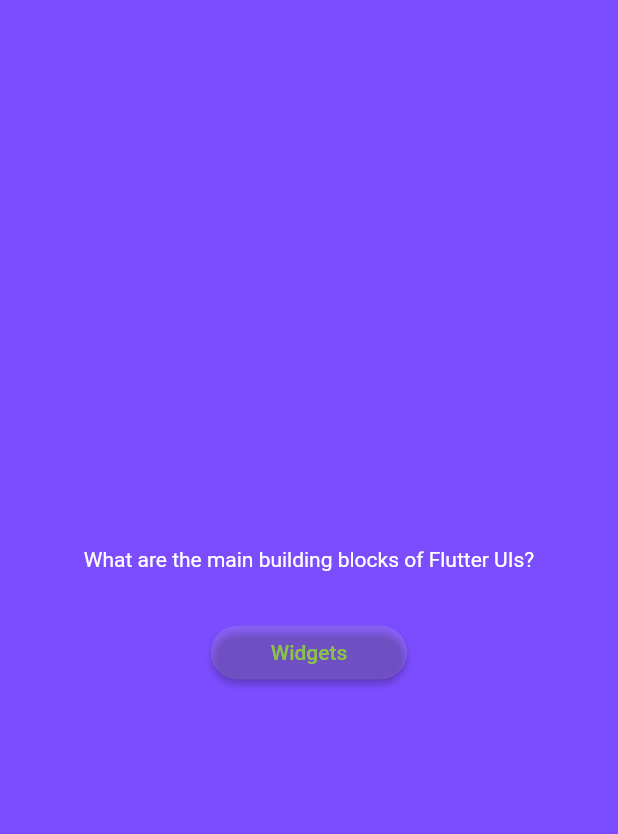
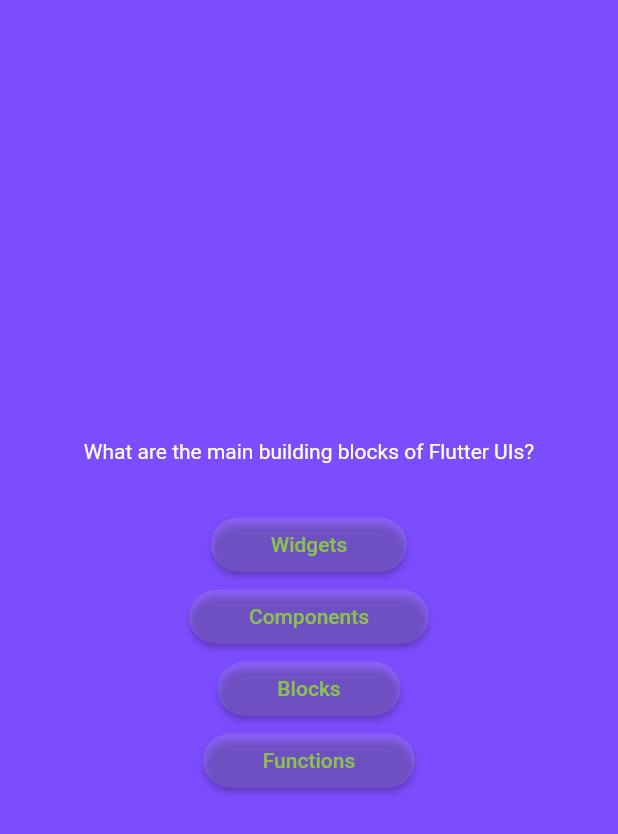
Before and after one commit to jfspps/Flutter_Questionnaire_Demo, a Flutter app: the screen it shows after launch, after a tap on "Outlined button", on a phone screen of 412 x 824 dp. Shown: the top 834 px of the screen. Run offline on Flutter 3.47's test engine with Material 2 defaults, Android fonts, the phone set to English and light mode, and no system bars.

Commit message:
the spread operator and List map()

```diff
--- a/lib/widgets/questionpage.dart
+++ b/lib/widgets/questionpage.dart
@@ -14,6 +14,7 @@ class QuestionPage extends StatefulWidget {
 
 class _QuestionPage extends State<QuestionPage> {
 
+  // at the moment, we build only one question page based on the first element
   final QuizQuestion quizQuestion = questions[0];
 
   @override
@@ -34,7 +35,15 @@ class _QuestionPage extends State<QuestionPage> {
           const SizedBox(
             height: 30,
           ),
-          AnswerButton(buttonText: quizQuestion.answers[0], onPress: () {})
+          // spread (with the spread operator ...) all answers dynamically to
+          // build matching number of AnswerButton widgets; map() appears to be
+          // equivalent to Java's stream()
+          ...quizQuestion.answers.map((answer) {
+            return AnswerButton(
+              buttonText: answer,
+              onPress: () {},
+            );
+          }),
         ],
       ),
     );
```
